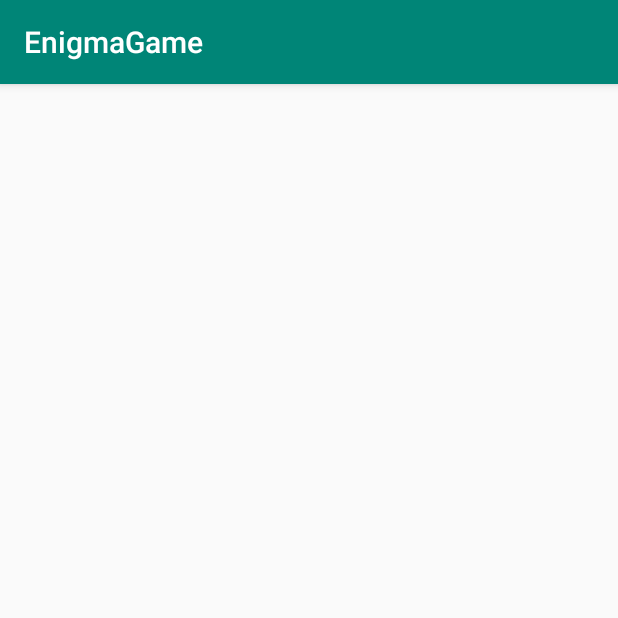
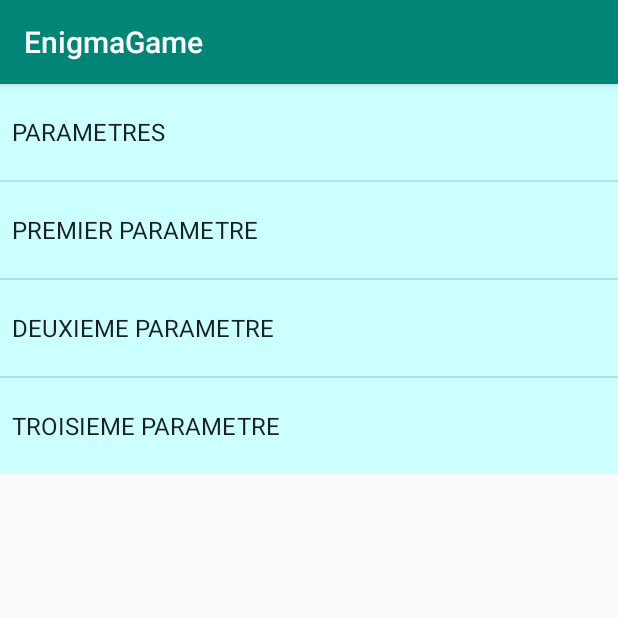
Before and after one commit to Dylage/EnigmaGame, an Android app: the Parametre screen opened directly, with no data from a screen before it, on a phone screen of 412 x 824 dp, the top half of it. Run offline under Robolectric (Android 15) with nearby library versions, the phone set to English and light mode, and no system bars.

Commit message:
Ajout parametres

```diff
--- a/app/src/main/java/fr/unilim/iut/enigmagame/Parametre.java
+++ b/app/src/main/java/fr/unilim/iut/enigmagame/Parametre.java
@@ -1,14 +1,31 @@
 package fr.unilim.iut.enigmagame;
 
 import androidx.appcompat.app.AppCompatActivity;
+import androidx.constraintlayout.widget.ConstraintLayout;
 
 import android.os.Bundle;
+import android.widget.ArrayAdapter;
+import android.widget.ListView;
 
 public class Parametre extends AppCompatActivity {
+    ConstraintLayout layout;
+    ArrayAdapter<String> adapter;
+    ListView liste;
+    String[] tab;
 
     @Override
     protected void onCreate(Bundle savedInstanceState) {
         super.onCreate(savedInstanceState);
         setContentView(R.layout.activity_parametre);
+        liste = (ListView) findViewById(R.id.listeParametre);
+        tab =  new String[4];
+        tab[0] = "PARAMETRES";
+        tab[1] = "PREMIER PARAMETRE";
+        tab[2] = "DEUXIEME PARAMETRE";
+        tab[3] = "TROISIEME PARAMETRE";
+
+        adapter = new ArrayAdapter<String>(this,android.R.layout.simple_selectable_list_item,android.R.id.text1,tab);
+
+        liste.setAdapter(adapter);
     }
 }
--- a/app/src/main/res/layout/activity_parametre.xml
+++ b/app/src/main/res/layout/activity_parametre.xml
@@ -2,8 +2,20 @@
 <androidx.constraintlayout.widget.ConstraintLayout xmlns:android="http://schemas.android.com/apk/res/android"
     xmlns:app="http://schemas.android.com/apk/res-auto"
     xmlns:tools="http://schemas.android.com/tools"
+    android:id="@+id/layoutParametre"
     android:layout_width="match_parent"
-    android:layout_height="match_parent"
+    android:layout_height="wrap_content"
     tools:context=".Parametre">
+    <ListView
+        android:id="@+id/listeParametre"
+        android:layout_width="match_parent"
+        android:layout_height="match_parent"
+        android:layout_gravity="top"
+
+        android:background="#CCFFFF"
+        app:layout_constraintBottom_toBottomOf="parent"
+        app:layout_constraintLeft_toLeftOf="parent"
+        app:layout_constraintRight_toRightOf="parent"
+        app:layout_constraintTop_toTopOf="parent" />
 
 </androidx.constraintlayout.widget.ConstraintLayout>
```
Also changed, not shown: app/src/main/java/fr/unilim/iut/enigmagame/MainActivity.java (+11 -0 lines), app/src/main/res/layout/activity_main.xml (+12 -0 lines).
